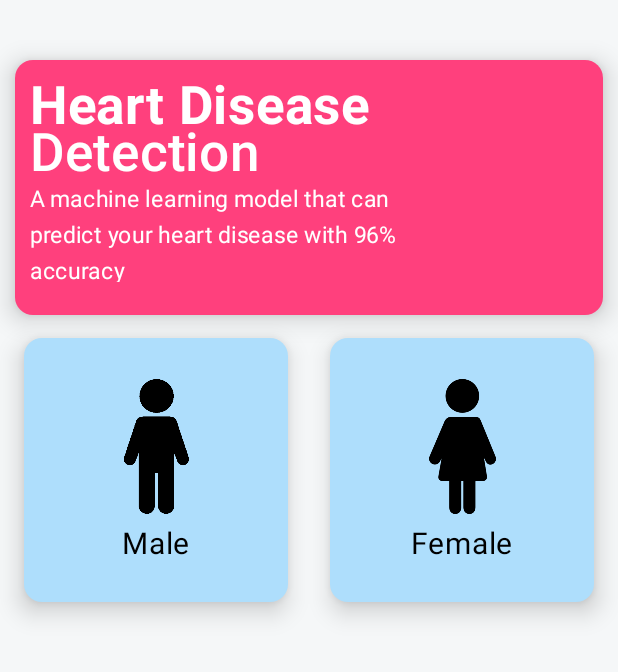
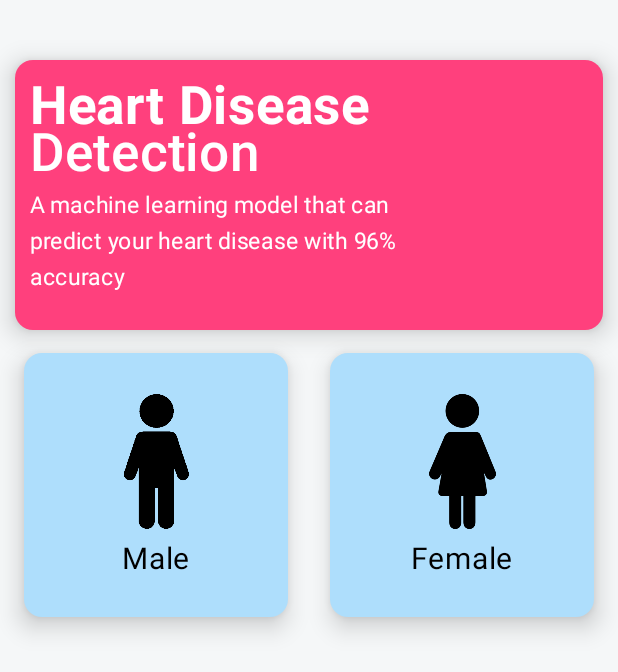
Before and after one commit to mrinmoyxb/Cardiac-Compass, an Android app built with Jetpack Compose: the screen it shows after launch (MainActivity), on a phone screen of 412 x 824 dp. Shown: the top 672 px of the screen. Run offline under Robolectric (Android 15) with nearby library versions, the phone set to English and light mode, and no system bars.

Commit message:
sex card UI completed

```diff
--- a/app/src/main/java/com/example/heartdiseasedetetectionapp/View/HomeScreen/Components/CardHeading.kt
+++ b/app/src/main/java/com/example/heartdiseasedetetectionapp/View/HomeScreen/Components/CardHeading.kt
@@ -27,7 +27,7 @@ import com.example.heartdiseasedetetectionapp.R
 fun CardHeading(){
     Card(modifier = Modifier
         .fillMaxWidth()
-        .height(170.dp)
+        .height(180.dp)
         .background(Color.Transparent),
         colors = CardDefaults.cardColors(colorResource(id = R.color.secondary)),
         elevation = CardDefaults.cardElevation(10.dp)
@@ -50,7 +50,7 @@ fun CardHeading(){
                     modifier = Modifier.offset(y = -10.dp)
                 )
                 Text("A machine learning model that can predict your heart disease with 96% accuracy",
-                    fontSize = 15.sp, color = Color.White, modifier = Modifier.offset(y=-12.dp), textAlign = TextAlign.Left)
+                    fontSize = 15.sp, color = Color.White, modifier = Modifier.offset(y=-8.dp), textAlign = TextAlign.Left)
             }
         }
     }
--- a/app/src/main/java/com/example/heartdiseasedetetectionapp/View/HomeScreen/Components/SexCard.kt
+++ b/app/src/main/java/com/example/heartdiseasedetetectionapp/View/HomeScreen/Components/SexCard.kt
@@ -1,6 +1,7 @@
 package com.example.heartdiseasedetetectionapp.View.HomeScreen.Components
 
 import android.view.WindowManager
+import androidx.compose.foundation.clickable
 import androidx.compose.foundation.layout.Box
 import androidx.compose.foundation.layout.Column
 import androidx.compose.foundation.layout.Spacer
@@ -15,6 +16,10 @@ import androidx.compose.material3.CardDefaults
 import androidx.compose.material3.Icon
 import androidx.compose.material3.Text
 import androidx.compose.runtime.Composable
+import androidx.compose.runtime.getValue
+import androidx.compose.runtime.mutableStateOf
+import androidx.compose.runtime.remember
+import androidx.compose.runtime.setValue
 import androidx.compose.ui.Alignment
 import androidx.compose.ui.Modifier
 import androidx.compose.ui.graphics.Color
@@ -29,10 +34,17 @@ import com.example.heartdiseasedetetectionapp.R
 
 @Composable
 fun SexCard(label: String, image: Painter){
+
+    var cardState by remember{mutableStateOf(false)}
+    var iconState by remember{mutableStateOf(false)}
+
     Card(modifier = Modifier
         .height(176.dp)
-        .width(176.dp),
-        colors = CardDefaults.cardColors(Color(0xFFAEDEFC)),
+        .width(176.dp)
+        .clickable { cardState =!cardState
+            iconState =!iconState
+                   },
+        colors = CardDefaults.cardColors(if(cardState==false) Color(0xFFAEDEFC) else Color(0xFF52D3D8)),
         elevation = CardDefaults.cardElevation(10.dp)
     )
     {
@@ -47,7 +59,8 @@ fun SexCard(label: String, image: Painter){
             ) {
                 Icon(
                     painter = image, contentDescription = "male",
-                    modifier = Modifier.size(90.dp)
+                    modifier = Modifier.size(90.dp),
+                    tint = if(iconState==false) Color.Black else Color.White
                 )
 
                 Spacer(modifier = Modifier.height(8.dp))
```
